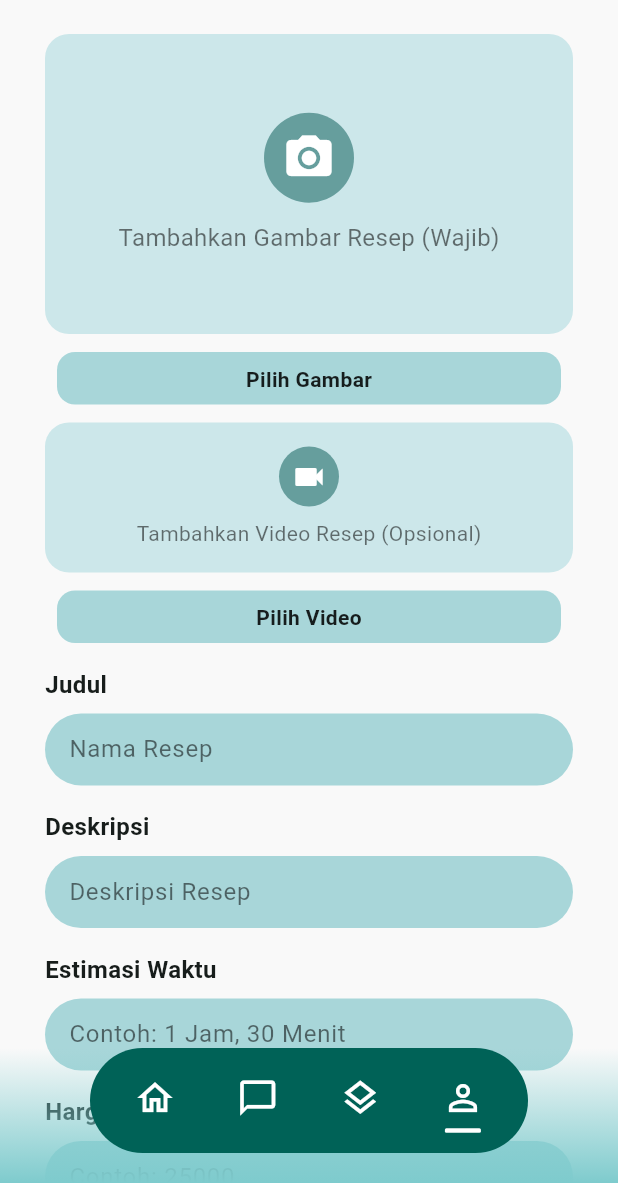
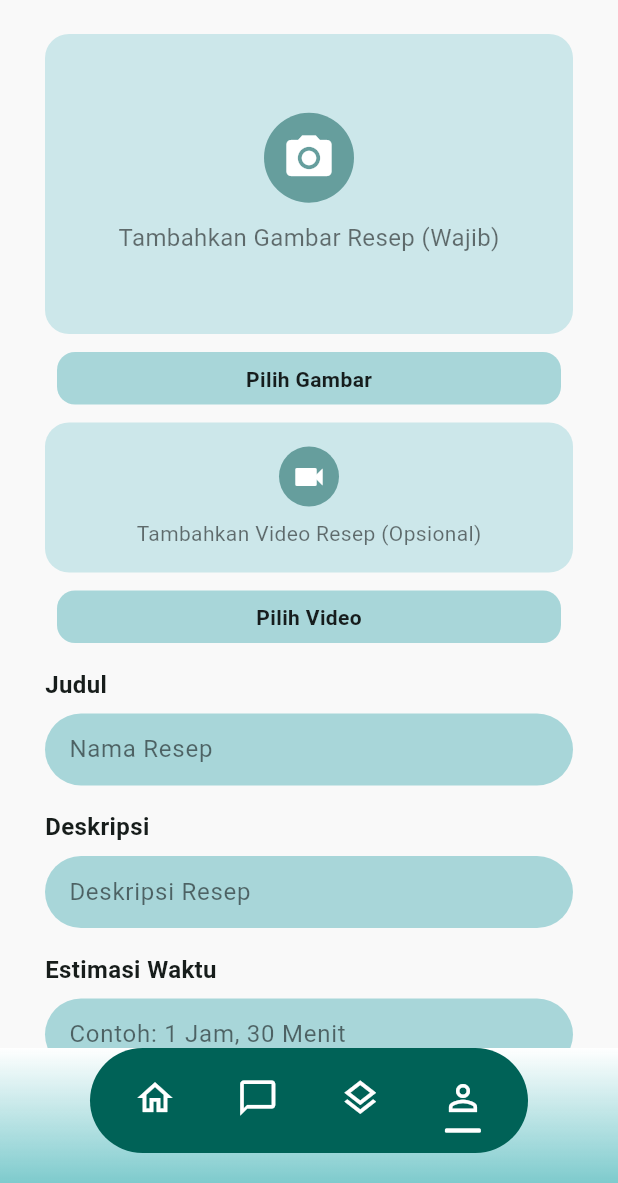
Before and after one commit to salsilsulselsol/CooKingZ, a Flutter app: the BuatResep screen opened by its route, on a phone screen of 412 x 824 dp, the part 53-1236 px from its top. Run offline on Flutter 3.47's test engine with Material 3 defaults, Android fonts, the phone set to English and light mode, and no system bars; our stand-ins replace flutter_dotenv, image_picker, qr_flutter, share_plus, video_player; accounts and stored records are empty.

Commit message:
benerin button navbar

```diff
--- a/lib/view/component/bottom_navbar.dart
+++ b/lib/view/component/bottom_navbar.dart
@@ -79,13 +79,16 @@ class BottomNavbarState extends State<BottomNavbar> {
 
     return Stack(
       children: [
-        widget.child,
+        Padding(
+          padding: const EdgeInsets.only(bottom: 90), // Biar konten ngalah
+          child: widget.child,
+        ),
         Positioned(
           left: 0,
           right: 0,
           bottom: 0,
           child: Container(
-            height: 90,
+            height: 90.0,
             decoration: const BoxDecoration(
               gradient: LinearGradient(
                 begin: Alignment.bottomCenter,
```
